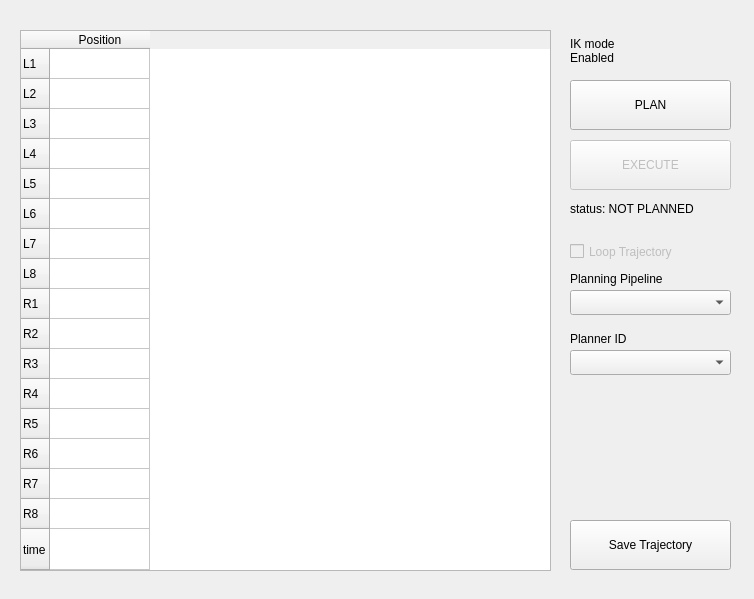
First picture: the form in frontass/ui_assets/movegroup.ui, repository kwnr/frontass, before the edit.
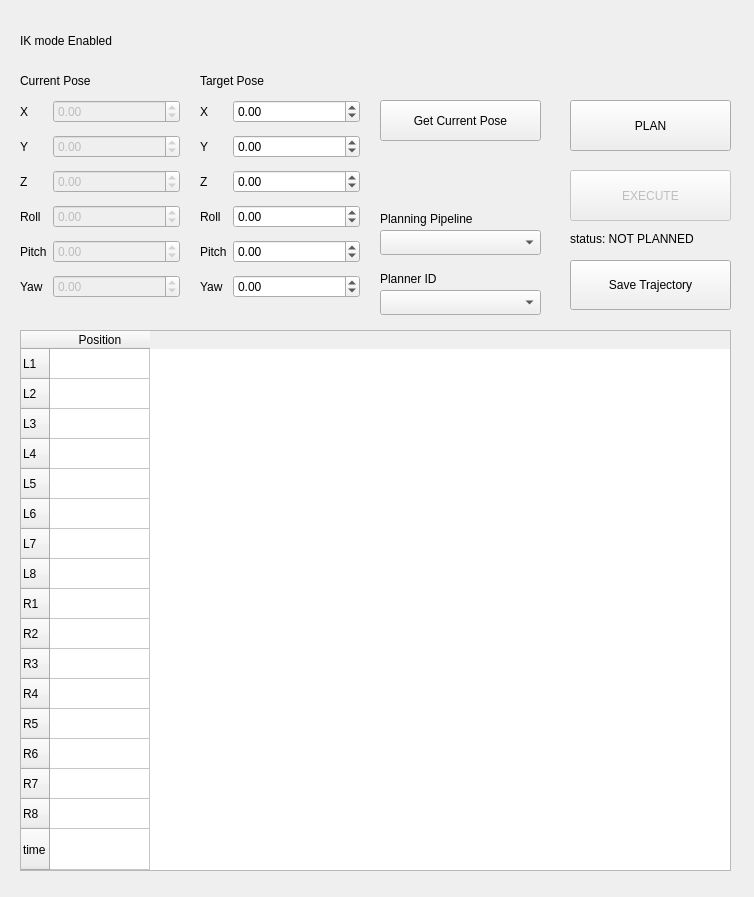
Second picture: the form after the edit. Icons and pictures are not drawn.

```diff
--- a/frontass/ui_assets/movegroup.ui
+++ b/frontass/ui_assets/movegroup.ui
@@ -7,7 +7,7 @@
     <x>0</x>
     <y>0</y>
     <width>754</width>
-    <height>599</height>
+    <height>897</height>
    </rect>
   </property>
   <property name="windowTitle">
@@ -19,8 +19,8 @@
    </property>
    <property name="geometry">
     <rect>
-     <x>680</x>
-     <y>30</y>
+     <x>150</x>
+     <y>20</y>
      <width>41</width>
      <height>41</height>
     </rect>
@@ -82,15 +82,14 @@
   <widget class="QLabel" name="ikLabel">
    <property name="geometry">
     <rect>
-     <x>570</x>
-     <y>30</y>
-     <width>91</width>
+     <x>20</x>
+     <y>20</y>
+     <width>131</width>
      <height>41</height>
     </rect>
    </property>
    <property name="text">
-    <string>IK mode
-Enabled</string>
+    <string>IK mode Enabled</string>
    </property>
   </widget>
   <widget class="QPushButton" name="execBtn">
@@ -100,9 +99,9 @@
    <property name="geometry">
     <rect>
      <x>570</x>
-     <y>140</y>
+     <y>170</y>
      <width>161</width>
-     <height>50</height>
+     <height>51</height>
     </rect>
    </property>
    <property name="text">
@@ -113,8 +112,8 @@
    <property name="geometry">
     <rect>
      <x>20</x>
-     <y>30</y>
-     <width>531</width>
+     <y>330</y>
+     <width>711</width>
      <height>541</height>
     </rect>
    </property>
@@ -222,7 +221,7 @@
    <property name="geometry">
     <rect>
      <x>570</x>
-     <y>200</y>
+     <y>230</y>
      <width>171</width>
      <height>17</height>
     </rect>
@@ -231,22 +230,6 @@
     <string>status: NOT PLANNED</string>
    </property>
   </widget>
-  <widget class="QCheckBox" name="loopCheckBox">
-   <property name="enabled">
-    <bool>false</bool>
-   </property>
-   <property name="geometry">
-    <rect>
-     <x>570</x>
-     <y>240</y>
-     <width>151</width>
-     <height>23</height>
-    </rect>
-   </property>
-   <property name="text">
-    <string>Loop Trajectory</string>
-   </property>
-  </widget>
   <widget class="QPushButton" name="saveTrajBtn">
    <property name="enabled">
     <bool>true</bool>
@@ -254,7 +237,7 @@
    <property name="geometry">
     <rect>
      <x>570</x>
-     <y>520</y>
+     <y>260</y>
      <width>161</width>
      <height>50</height>
     </rect>
@@ -266,8 +249,8 @@
   <widget class="QComboBox" name="planningPipelineCombo">
    <property name="geometry">
     <rect>
-     <x>570</x>
-     <y>290</y>
+     <x>380</x>
+     <y>230</y>
      <width>161</width>
      <height>25</height>
     </rect>
@@ -276,8 +259,8 @@
   <widget class="QComboBox" name="plannerIDCombo">
    <property name="geometry">
     <rect>
-     <x>570</x>
-     <y>350</y>
+     <x>380</x>
+     <y>290</y>
      <width>161</width>
      <height>25</height>
     </rect>
@@ -286,8 +269,8 @@
   <widget class="QLabel" name="planStatusLabel_2">
    <property name="geometry">
     <rect>
-     <x>570</x>
-     <y>270</y>
+     <x>380</x>
+     <y>210</y>
      <width>171</width>
      <height>17</height>
     </rect>
@@ -299,8 +282,8 @@
   <widget class="QLabel" name="planStatusLabel_3">
    <property name="geometry">
     <rect>
-     <x>570</x>
-     <y>330</y>
+     <x>380</x>
+     <y>270</y>
      <width>171</width>
      <height>17</height>
     </rect>
@@ -316,15 +299,306 @@
    <property name="geometry">
     <rect>
      <x>570</x>
-     <y>80</y>
+     <y>100</y>
      <width>161</width>
-     <height>50</height>
+     <height>51</height>
     </rect>
    </property>
    <property name="text">
     <string>PLAN</string>
    </property>
   </widget>
+  <widget class="QWidget" name="formLayoutWidget_2">
+   <property name="geometry">
+    <rect>
+     <x>200</x>
+     <y>100</y>
+     <width>160</width>
+     <height>231</height>
+    </rect>
+   </property>
+   <layout class="QFormLayout" name="targetFormLayout">
+    <property name="verticalSpacing">
+     <number>12</number>
+    </property>
+    <item row="0" column="0">
+     <widget class="QLabel" name="targetXLabel">
+      <property name="text">
+       <string>X</string>
+      </property>
+     </widget>
+    </item>
+    <item row="0" column="1">
+     <widget class="QDoubleSpinBox" name="targetXDoubleSpinBox">
+      <property name="minimum">
+       <double>-999.000000000000000</double>
+      </property>
+      <property name="maximum">
+       <double>999.000000000000000</double>
+      </property>
+     </widget>
+    </item>
+    <item row="1" column="0">
+     <widget class="QLabel" name="targetYLabel">
+      <property name="text">
+       <string>Y</string>
+      </property>
+     </widget>
+    </item>
+    <item row="1" column="1">
+     <widget class="QDoubleSpinBox" name="targetYDoubleSpinBox">
+      <property name="minimum">
+       <double>-999.000000000000000</double>
+      </property>
+      <property name="maximum">
+       <double>999.000000000000000</double>
+      </property>
+     </widget>
+    </item>
+    <item row="2" column="0">
+     <widget class="QLabel" name="targetZLabel">
+      <property name="text">
+       <string>Z</string>
+      </property>
+     </widget>
+    </item>
+    <item row="2" column="1">
+     <widget class="QDoubleSpinBox" name="targetZDoubleSpinBox">
+      <property name="minimum">
+       <double>-999.000000000000000</double>
+      </property>
+      <property name="maximum">
+       <double>999.000000000000000</double>
+      </property>
+     </widget>
+    </item>
+    <item row="3" column="0">
+     <widget class="QLabel" name="targetRollLabel">
+      <property name="text">
+       <string>Roll</string>
+      </property>
+     </widget>
+    </item>
+    <item row="3" column="1">
+     <widget class="QDoubleSpinBox" name="targetRollDoubleSpinBox">
+      <property name="minimum">
+       <double>-999.000000000000000</double>
+      </property>
+      <property name="maximum">
+       <double>999.000000000000000</double>
+      </property>
+     </widget>
+    </item>
+    <item row="4" column="0">
+     <widget class="QLabel" name="targetPitchLabel">
+      <property name="text">
+       <string>Pitch</string>
+      </property>
+     </widget>
+    </item>
+    <item row="4" column="1">
+     <widget class="QDoubleSpinBox" name="targetPitchDoubleSpinBox">
+      <property name="minimum">
+       <double>-999.000000000000000</double>
+      </property>
+      <property name="maximum">
+       <double>999.000000000000000</double>
+      </property>
+     </widget>
+    </item>
+    <item row="5" column="0">
+     <widget class="QLabel" name="targetYawLabel">
+      <property name="text">
+       <string>Yaw</string>
+      </property>
+     </widget>
+    </item>
+    <item row="5" column="1">
+     <widget class="QDoubleSpinBox" name="targetYawDoubleSpinBox">
+      <property name="minimum">
+       <double>-999.000000000000000</double>
+      </property>
+      <property name="maximum">
+       <double>999.000000000000000</double>
+      </property>
+     </widget>
+    </item>
+   </layout>
+  </widget>
+  <widget class="QLabel" name="label_2">
+   <property name="geometry">
+    <rect>
+     <x>200</x>
+     <y>70</y>
+     <width>161</width>
+     <height>21</height>
+    </rect>
+   </property>
+   <property name="text">
+    <string>Target Pose</string>
+   </property>
+  </widget>
+  <widget class="QWidget" name="formLayoutWidget">
+   <property name="geometry">
+    <rect>
+     <x>20</x>
+     <y>100</y>
+     <width>160</width>
+     <height>231</height>
+    </rect>
+   </property>
+   <layout class="QFormLayout" name="formLayout">
+    <property name="verticalSpacing">
+     <number>12</number>
+    </property>
+    <item row="0" column="0">
+     <widget class="QLabel" name="xLabel">
+      <property name="text">
+       <string>X</string>
+      </property>
+     </widget>
+    </item>
+    <item row="0" column="1">
+     <widget class="QDoubleSpinBox" name="xDoubleSpinBox">
+      <property name="enabled">
+       <bool>false</bool>
+      </property>
+      <property name="minimum">
+       <double>-999.000000000000000</double>
+      </property>
+      <property name="maximum">
+       <double>999.000000000000000</double>
+      </property>
+     </widget>
+    </item>
+    <item row="1" column="0">
+     <widget class="QLabel" name="yLabel">
+      <property name="text">
+       <string>Y</string>
+      </property>
+     </widget>
+    </item>
+    <item row="1" column="1">
+     <widget class="QDoubleSpinBox" name="yDoubleSpinBox">
+      <property name="enabled">
+       <bool>false</bool>
+      </property>
+      <property name="minimum">
+       <double>-999.000000000000000</double>
+      </property>
+      <property name="maximum">
+       <double>999.000000000000000</double>
+      </property>
+     </widget>
+    </item>
+    <item row="2" column="0">
+     <widget class="QLabel" name="zLabel">
+      <property name="text">
+       <string>Z</string>
+      </property>
+     </widget>
+    </item>
+    <item row="2" column="1">
+     <widget class="QDoubleSpinBox" name="zDoubleSpinBox">
+      <property name="enabled">
+       <bool>false</bool>
+      </property>
+      <property name="minimum">
+       <double>-999.000000000000000</double>
+      </property>
+      <property name="maximum">
+       <double>999.000000000000000</double>
+      </property>
+     </widget>
+    </item>
+    <item row="3" column="0">
+     <widget class="QLabel" name="rollLabel">
+      <property name="text">
+       <string>Roll</string>
+      </property>
+     </widget>
+    </item>
+    <item row="3" column="1">
+     <widget class="QDoubleSpinBox" name="rollDoubleSpinBox">
+      <property name="enabled">
+       <bool>false</bool>
+      </property>
+      <property name="minimum">
+       <double>-999.000000000000000</double>
+      </property>
+      <property name="maximum">
+       <double>999.000000000000000</double>
+      </property>
+     </widget>
+    </item>
+    <item row="4" column="0">
+     <widget class="QLabel" name="pitchLabel">
+      <property name="text">
+       <string>Pitch</string>
+      </property>
+     </widget>
+    </item>
+    <item row="4" column="1">
+     <widget class="QDoubleSpinBox" name="pitchDoubleSpinBox">
+      <property name="enabled">
+       <bool>false</bool>
+      </property>
+      <property name="minimum">
+       <double>-999.000000000000000</double>
+      </property>
+      <property name="maximum">
+       <double>999.000000000000000</double>
+      </property>
+     </widget>
+    </item>
+    <item row="5" column="0">
+     <widget class="QLabel" name="yawLabel">
+      <property name="text">
+       <string>Yaw</string>
+      </property>
+     </widget>
+    </item>
+    <item row="5" column="1">
+     <widget class="QDoubleSpinBox" name="yawDoubleSpinBox">
+      <property name="enabled">
+       <bool>false</bool>
+      </property>
+      <property name="minimum">
+       <double>-999.000000000000000</double>
+      </property>
+      <property name="maximum">
+       <double>999.000000000000000</double>
+      </property>
+     </widget>
+    </item>
+   </layout>
+  </widget>
+  <widget class="QLabel" name="label">
+   <property name="geometry">
+    <rect>
+     <x>20</x>
+     <y>70</y>
+     <width>161</width>
+     <height>21</height>
+    </rect>
+   </property>
+   <property name="text">
+    <string>Current Pose</string>
+   </property>
+  </widget>
+  <widget class="QPushButton" name="getCurrentPoseBtn">
+   <property name="geometry">
+    <rect>
+     <x>380</x>
+     <y>100</y>
+     <width>161</width>
+     <height>41</height>
+    </rect>
+   </property>
+   <property name="text">
+    <string>Get Current Pose</string>
+   </property>
+  </widget>
  </widget>
  <resources>
   <include location="buttons.qrc"/>
```
